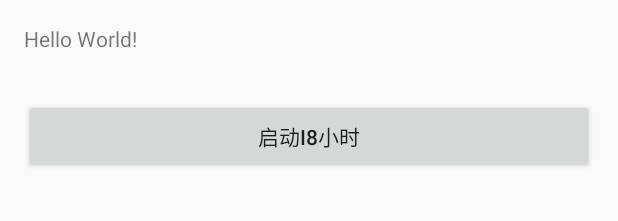
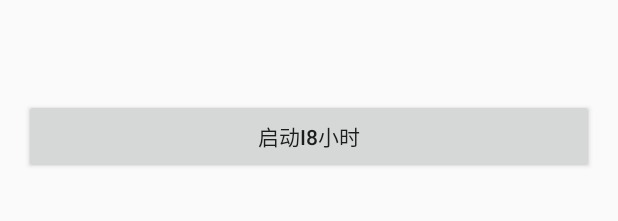
Before and after one commit to chenjian1989/MyApplication, an Android app: the layout activity_newmain.xml on its own in the app's theme, with its tools: preview values and no code run, on a phone screen of 412 x 824 dp. Shown: the top 221 px of the screen. Run offline under Robolectric (Android 15) with nearby library versions, the phone set to English and light mode, and no system bars.

Commit message:
整理代码

```diff
--- a/app/build.gradle
+++ b/app/build.gradle
@@ -10,6 +10,9 @@ android {
         targetSdkVersion 22
         versionCode 1
         versionName "1.0"
+    }
+    dexOptions {
+        javaMaxHeapSize "4g"
     }
     buildTypes {
         release {
--- a/app/src/main/res/layout/activity_newmain.xml
+++ b/app/src/main/res/layout/activity_newmain.xml
@@ -7,12 +7,7 @@
                 android:paddingLeft="@dimen/activity_horizontal_margin"
                 android:paddingRight="@dimen/activity_horizontal_margin"
                 android:paddingTop="@dimen/activity_vertical_margin"
-    tools:context="com.example.administrator.myapplication.MainActivity">
-
-    <TextView
-        android:layout_width="wrap_content"
-        android:layout_height="wrap_content"
-        android:text="Hello World!" />
+                tools:context="com.dudu.mobile.activity.MainActivity">
 
     <Button
         android:id="@+id/btn_open"
```
Also changed, not shown: app/src/main/java/com/dudu/mobile/entity/CommonResult.java (+9 -3 lines), app/src/main/java/com/dudu/mobile/ui/GifView.java (+28 -37 lines). Lines whose indentation alone changed are shown as unchanged.
